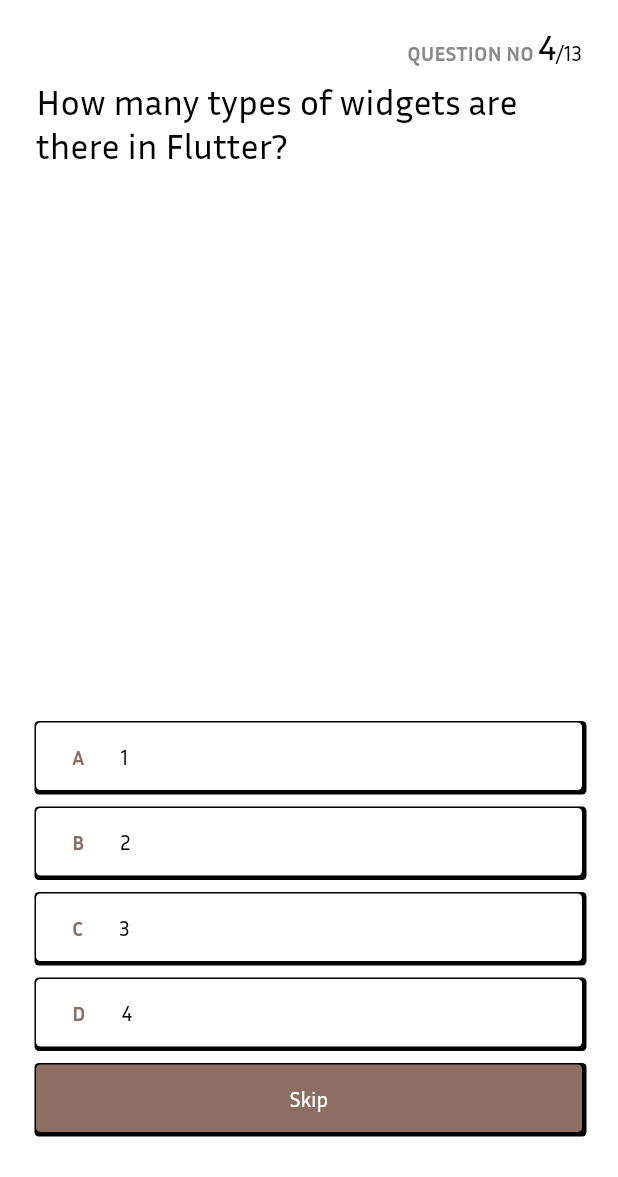
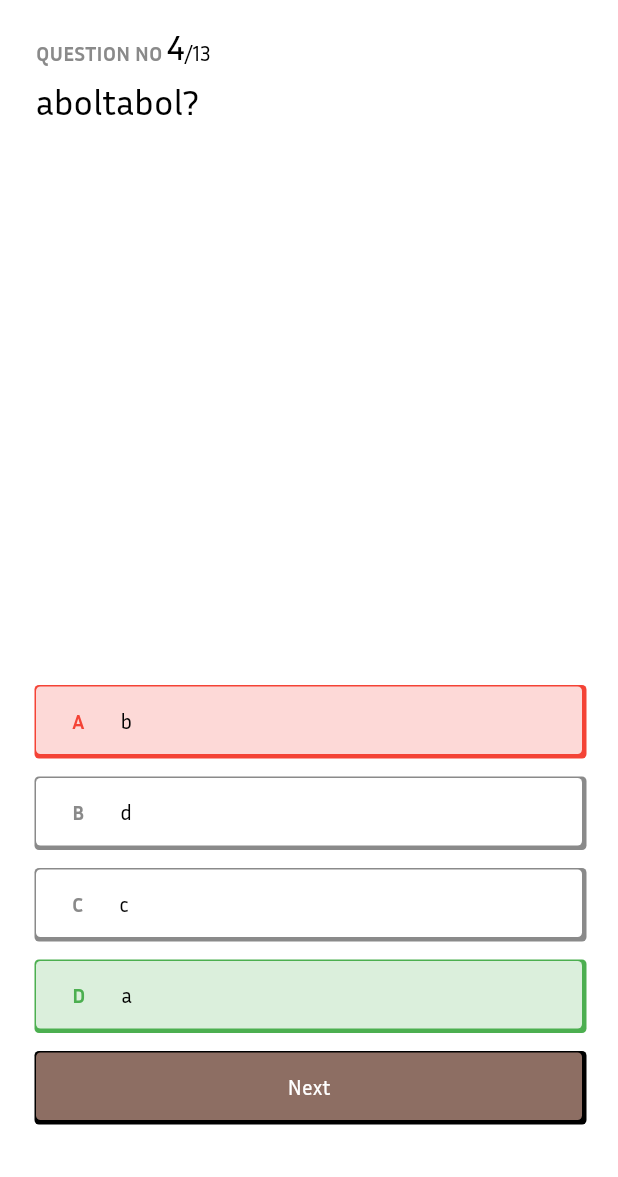
Before and after one commit to zarif25/Quizler, a Flutter app: the screen it shows after launch, after a tap on an icon or button, on a phone screen of 412 x 824 dp, the part 59-1236 px from its top. Run offline on Flutter 3.47's test engine with Material 2 defaults, Android fonts, the phone set to English and light mode, and no system bars.

Commit message:
make options selectable

```diff
--- /dev/null
+++ b/lib/components/neubrutal_button.dart
@@ -0,0 +1,42 @@
+import 'package:flutter/material.dart';
+import 'package:quizler/constants.dart';
+
+class NeubrutalButton extends StatelessWidget {
+  final Widget child;
+  final Color color, borderColor;
+  final VoidCallback onPress;
+  const NeubrutalButton({
+    Key? key,
+    required this.onPress,
+    required this.child,
+    this.color = KColors.pureWhite,
+    this.borderColor = KColors.pureBlack,
+  }) : super(key: key);
+
+  @override
+  Widget build(BuildContext context) {
+    return Padding(
+      padding: const EdgeInsets.symmetric(vertical: 8.0),
+      child: GestureDetector(
+        onTap: onPress,
+        child: Container(
+          decoration: BoxDecoration(
+            color: color,
+            boxShadow: [
+              BoxShadow(
+                color: borderColor,
+                spreadRadius: 2,
+                offset: const Offset(1, 1),
+              ),
+            ],
+            borderRadius: BorderRadius.circular(3.0),
+          ),
+          child: Padding(
+            padding: const EdgeInsets.symmetric(vertical: 14, horizontal: 24),
+            child: child,
+          ),
+        ),
+      ),
+    );
+  }
+}
--- /dev/null
+++ b/lib/components/option_button.dart
@@ -0,0 +1,81 @@
+import 'package:flutter/material.dart';
+import 'package:quizler/components/neubrutal_button.dart';
+import 'package:quizler/constants.dart';
+
+enum OptionStatus { enabled, disabled, correct, incorrect }
+
+class OptionButton extends StatelessWidget {
+  final String number, option;
+  final VoidCallback onPress;
+  final OptionStatus optionStatus;
+  const OptionButton({
+    Key? key,
+    required this.onPress,
+    required this.number,
+    required this.option,
+    this.optionStatus = OptionStatus.enabled,
+  }) : super(key: key);
+
+  Color getSerialColor() {
+    switch (optionStatus) {
+      case OptionStatus.correct:
+        return KColors.correct;
+      case OptionStatus.incorrect:
+        return KColors.incorrect;
+      case OptionStatus.enabled:
+        return KColors.primary;
+      case OptionStatus.disabled:
+        return KColors.gray;
+    }
+  }
+
+  Color getBorderColor() {
+    switch (optionStatus) {
+      case OptionStatus.correct:
+        return KColors.correct;
+      case OptionStatus.incorrect:
+        return KColors.incorrect;
+      case OptionStatus.enabled:
+        return KColors.pureBlack;
+      case OptionStatus.disabled:
+        return KColors.gray;
+    }
+  }
+
+  Color getBackgroundColor() {
+    switch (optionStatus) {
+      case OptionStatus.correct:
+        return KColors.correctLight;
+      case OptionStatus.incorrect:
+        return KColors.incorrectLight;
+      case OptionStatus.enabled:
+        return KColors.pureWhite;
+      case OptionStatus.disabled:
+        return KColors.pureWhite;
+    }
+  }
+
+  @override
+  Widget build(BuildContext context) {
+    return NeubrutalButton(
+      onPress: onPress,
+      borderColor: getBorderColor(),
+      color: getBackgroundColor(),
+      child: Row(
+        children: [
+          Text(
+            number,
+            style: TextStyle(
+              color: getSerialColor(),
+              fontWeight: FontWeight.bold,
+            ),
+          ),
+          const SizedBox(
+            width: 24,
+          ),
+          Text(option),
+        ],
+      ),
+    );
+  }
+}
--- a/lib/constants.dart
+++ b/lib/constants.dart
@@ -1,12 +1,13 @@
 import 'package:flutter/material.dart';
-
 
 class KColors {
   static const Color primary = Color(0xFF8D6E63);
   static const Color pureBlack = Colors.black;
   static const Color pureWhite = Colors.white;
   static const Color correct = Color(0xFF4CAF50);
+  static const Color correctLight = Color(0xFFDBEFDC);
   static const Color incorrect = Color(0xFFF44336);
+  static const Color incorrectLight = Color(0xFFFDD9D7);
   static const Color mattBlack = Color(0xFF333333);
   static const Color gray = Color(0xFF8A8A8A);
 }
--- a/lib/main.dart
+++ b/lib/main.dart
@@ -1,12 +1,13 @@
 import 'package:flutter/material.dart';
 import 'package:quizler/constants.dart';
+import 'package:quizler/quiz_brain.dart';
+import 'package:quizler/screens/question_screen.dart';
 
 void main() => runApp(const MyApp());
 
 class MyApp extends StatelessWidget {
   const MyApp({Key? key}) : super(key: key);
 
-  // This widget is the root of your application.
   @override
   Widget build(BuildContext context) {
     return MaterialApp(
@@ -25,132 +26,9 @@ class MyApp extends StatelessWidget {
         ),
         scaffoldBackgroundColor: KColors.pureWhite,
       ),
-      home: Scaffold(
-        appBar: AppBar(
-          title: const Text('Q U I Z L E R'),
-          centerTitle: true,
-        ),
-        body: Padding(
-          padding: const EdgeInsets.fromLTRB(24.0, 0, 24.0, 30),
-          child: Column(
-            crossAxisAlignment: CrossAxisAlignment.start,
-            children: [
-              Row(
-                mainAxisAlignment: MainAxisAlignment.end,
-                crossAxisAlignment: CrossAxisAlignment.baseline,
-                textBaseline: TextBaseline.alphabetic,
-                children: const [
-                  Text(
-                    'QUESTION NO ',
-                    style: TextStyle(
-                      color: KColors.gray,
-                      fontWeight: FontWeight.bold,
-                    ),
-                  ),
-                  Text(
-                    '4',
-                    style: TextStyle(fontSize: 24),
-                  ),
-                  Text('/13'),
-                ],
-              ),
-              const SizedBox(height: 8),
-              const Text(
-                'How many types of widgets are there in Flutter?',
-                style: TextStyle(fontSize: 24),
-              ),
-              Expanded(
-                child: Column(
-                  mainAxisAlignment: MainAxisAlignment.end,
-                  children: const [
-                    OptionButton(number: 'A', option: '1'),
-                    SizedBox(height: 12),
-                    OptionButton(number: 'B', option: '2'),
-                    SizedBox(height: 12),
-                    OptionButton(number: 'C', option: '3'),
-                    SizedBox(height: 12),
-                    OptionButton(number: 'D', option: '4'),
-                    SizedBox(height: 12),
-                    NeubrutalButton(
-                      color: KColors.primary,
-                      child: Center(
-                        child: Text(
-                          'Skip',
-                          style: TextStyle(color: KColors.pureWhite),
-                        ),
-                      ),
-                    )
-                  ],
-                ),
-              )
-            ],
-          ),
-        ),
+      home: QuestionScreen(
+        question: Question(questionText: "aboltabol?", options: ["a", "b", "c", "d"]),
       ),
     );
   }
 }
-
-class OptionButton extends StatelessWidget {
-  final String number, option;
-  const OptionButton({
-    Key? key,
-    required this.number,
-    required this.option,
-  }) : super(key: key);
-
-  @override
-  Widget build(BuildContext context) {
-    return NeubrutalButton(
-      child: Row(
-        children: [
-          Text(
-            number,
-            style: const TextStyle(
-              color: KColors.primary,
-              fontWeight: FontWeight.bold,
-            ),
-          ),
-          const SizedBox(
-            width: 24,
-          ),
-          Text(option),
-        ],
-      ),
-    );
-  }
-}
-
-class NeubrutalButton extends StatelessWidget {
-  final Widget child;
-  final Color color;
-  const NeubrutalButton({
-    Key? key,
-    required this.child,
-    this.color = KColors.pureWhite,
-  }) : super(key: key);
-
-  @override
-  Widget build(BuildContext context) {
-    return GestureDetector(
-      onTap: () {},
-      child: Container(
-        decoration: BoxDecoration(
-          color: color,
-          boxShadow: const [
-            BoxShadow(
-              color: KColors.pureBlack,
-              spreadRadius: 2,
-              offset: Offset(1, 1),
-            ),
-          ],
-          borderRadius: BorderRadius.circular(3.0),
-        ),
-        child: Padding(
-          padding: const EdgeInsets.symmetric(vertical: 14, horizontal: 24),
-          child: child,
-        ),
-      ),
-    );
-  }
-}
--- a/lib/quiz_brain.dart
+++ b/lib/quiz_brain.dart
@@ -23,12 +23,10 @@ class Question {
     options.shuffle();
     return options;
   }
-
-
 }
 
 void main(List<String> args) {
-  var q = Quiz(
+  Quiz(
     questionList: [
       Question(questionText: "aboltabol?", options: ["a", "b", "c", "d"]),
       Question(questionText: "habijabi?", options: ["a", "b", "c", "d"]),
--- /dev/null
+++ b/lib/screens/question_screen.dart
@@ -0,0 +1,106 @@
+import 'package:flutter/material.dart';
+import 'package:quizler/constants.dart';
+import 'package:quizler/quiz_brain.dart';
+import 'package:quizler/components/neubrutal_button.dart';
+import 'package:quizler/components/option_button.dart';
+
+class QuestionScreen extends StatefulWidget {
+  final Question question;
+  late final List<String> options;
+
+  QuestionScreen({Key? key, required this.question}) : super(key: key) {
+    options = question.getOptions();
+  }
+
+  @override
+  State<QuestionScreen> createState() => _QuestionScreenState();
+}
+
+class _QuestionScreenState extends State<QuestionScreen> {
+  List<OptionStatus> optionStatuses = [
+    OptionStatus.enabled,
+    OptionStatus.enabled,
+    OptionStatus.enabled,
+    OptionStatus.enabled,
+  ];
+  bool isOptionSelected = false;
+
+  void onOptionPress(int index) {
+    setState(() {
+      isOptionSelected = true;
+      for (int i = 0; i < 4; i++) {
+        optionStatuses[i] = OptionStatus.disabled;
+      }
+      int correctIndex = widget.options.indexOf(widget.question.correct);
+      optionStatuses[correctIndex] = OptionStatus.correct;
+      if (index != correctIndex) {
+        optionStatuses[index] = OptionStatus.incorrect;
+      }
+    });
+  }
+
+  @override
+  Widget build(BuildContext context) {
+    return Scaffold(
+      appBar: AppBar(
+        title: const Text('Q U I Z L E R'),
+        centerTitle: true,
+      ),
+      body: Padding(
+        padding: const EdgeInsets.fromLTRB(24.0, 0, 24.0, 30),
+        child: Column(
+          crossAxisAlignment: CrossAxisAlignment.start,
+          children: [
+            Row(
+              crossAxisAlignment: CrossAxisAlignment.baseline,
+              textBaseline: TextBaseline.alphabetic,
+              children: const [
+                Text(
+                  'QUESTION NO ',
+                  style: TextStyle(
+                    color: KColors.gray,
+                    fontWeight: FontWeight.bold,
+                  ),
+                ),
+                Text(
+                  '4',
+                  style: TextStyle(fontSize: 24),
+                ),
+                Text('/13'),
+              ],
+            ),
+            const SizedBox(height: 8),
+            Text(
+              widget.question.questionText,
+              style: const TextStyle(fontSize: 24),
+            ),
+            Expanded(
+              child: Column(
+                mainAxisAlignment: MainAxisAlignment.end,
+                children: [
+                  for (int i = 0; i < 4; i++)
+                    OptionButton(
+                      number: 'ABCD'[i],
+                      option: widget.options[i],
+                      onPress: () => isOptionSelected ? null : onOptionPress(i),
+                      optionStatus: optionStatuses[i],
+                    ),
+                  NeubrutalButton(
+                    onPress: () {},
+                    color: KColors.primary,
+                    child: Center(
+                      child: Text(
+                        isOptionSelected ? 'Next' : 'Skip',
+                        style: const TextStyle(color: KColors.pureWhite),
+                      ),
+                    ),
+                  )
+                ],
+              ),
+            )
+          ],
+        ),
+      ),
+    );
+  }
+}
```
